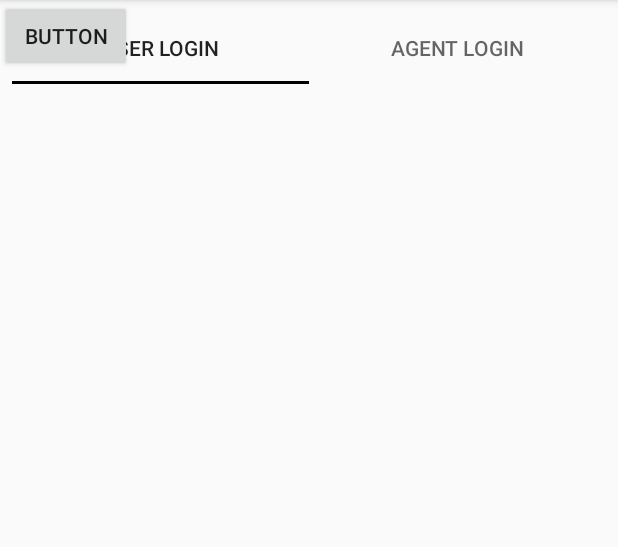
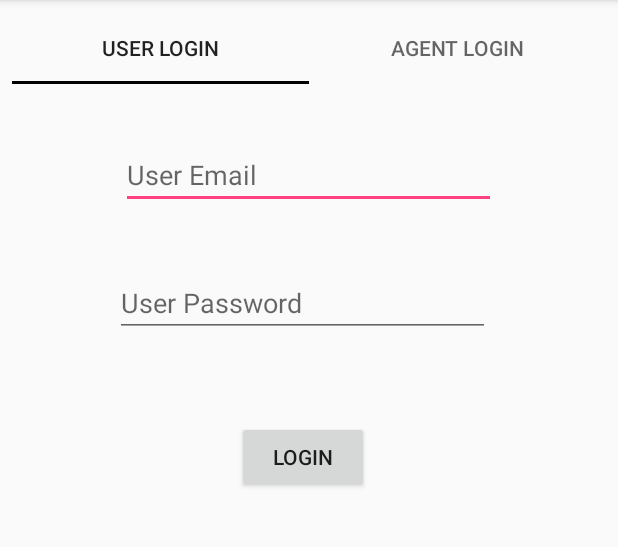
Before and after one commit to Ammy-1402/MinorApp, an Android app: the screen it shows after launch (MainActivity), on a phone screen of 412 x 824 dp, the part 84-631 px from its top. Run offline under Robolectric (Android 15) with nearby library versions, the phone set to English and light mode, and no system bars.

Commit message:
Added TabLayout With Fragments and ViewPager

```diff
--- a/app/build.gradle
+++ b/app/build.gradle
@@ -22,6 +22,7 @@ dependencies {
     implementation fileTree(dir: 'libs', include: ['*.jar'])
     implementation 'com.android.support:appcompat-v7:28.0.0'
     implementation 'com.android.support.constraint:constraint-layout:1.1.3'
+    implementation 'com.android.support:support-v4:28.0.0'
     testImplementation 'junit:junit:4.12'
     androidTestImplementation 'com.android.support.test:runner:1.0.2'
     androidTestImplementation 'com.android.support.test.espresso:espresso-core:3.0.2'
--- a/app/src/main/AndroidManifest.xml
+++ b/app/src/main/AndroidManifest.xml
@@ -1,8 +1,9 @@
 <?xml version="1.0" encoding="utf-8"?>
 <manifest xmlns:android="http://schemas.android.com/apk/res/android"
     package="com.quantumcoders.minorapp">
+    <application
 
-    <application
+
         android:allowBackup="true"
         android:icon="@mipmap/ic_launcher"
         android:label="@string/app_name"
@@ -12,7 +13,6 @@
         <activity android:name=".MainActivity">
             <intent-filter>
                 <action android:name="android.intent.action.MAIN" />
-
                 <category android:name="android.intent.category.LAUNCHER" />
             </intent-filter>
         </activity>
--- a/app/src/main/java/com/quantumcoders/minorapp/MainActivity.java
+++ b/app/src/main/java/com/quantumcoders/minorapp/MainActivity.java
@@ -1,21 +1,57 @@
 package com.quantumcoders.minorapp;
 
-import android.content.DialogInterface;
-import android.support.v7.app.AlertDialog;
+import android.net.Uri;
+import android.support.design.widget.TabLayout;
+import android.support.v4.view.ViewPager;
 import android.support.v7.app.AppCompatActivity;
 import android.os.Bundle;
-import android.widget.Toast;
 
-public class MainActivity extends AppCompatActivity {
+public class MainActivity extends AppCompatActivity implements Tab1.OnFragmentInteractionListener,Tab2.OnFragmentInteractionListener{
+
+    TabLayout tabLayout;
+    ViewPager viewPager;
+    ViewPagerAdapter adapter;
 
     @Override
     protected void onCreate(Bundle savedInstanceState) {
         super.onCreate(savedInstanceState);
         setContentView(R.layout.activity_main);
+        tabLayout = findViewById(R.id.tabLayout);
+
+        viewPager = findViewById(R.id.id_viewPager);
+
+        //System.out.println(" --- No of tabs in tab layout --- "+tabLayout.getTabCount());
+
+        adapter = new ViewPagerAdapter(getSupportFragmentManager(),tabLayout.getTabCount());
+        //Setting adapter to view pager
+        viewPager.setAdapter(adapter);
+        viewPager.setOnPageChangeListener(new TabLayout.TabLayoutOnPageChangeListener(tabLayout));
+        tabLayout.setOnTabSelectedListener(new TabLayout.OnTabSelectedListener() {
+            @Override
+            public void onTabSelected(TabLayout.Tab tab) {
+                viewPager.setCurrentItem(tab.getPosition());
+            }
+
+            @Override
+            public void onTabUnselected(TabLayout.Tab tab) {
+
+            }
+
+            @Override
+            public void onTabReselected(TabLayout.Tab tab) {
+
+            }
+        });
 
     }
 
     @Override
+    public void onFragmentInteraction(Uri uri) {
+
+    }
+
+
+    /*@Override
     protected void onStart() {
         super.onStart();
         Toast.makeText(MainActivity.this,"Starting",Toast.LENGTH_SHORT).show();
@@ -32,5 +68,5 @@ public class MainActivity extends AppCompatActivity {
             }
         }).show();
 
-    }
+    }*/
 }
--- /dev/null
+++ b/app/src/main/java/com/quantumcoders/minorapp/Tab1.java
@@ -0,0 +1,108 @@
+package com.quantumcoders.minorapp;
+
+import android.content.Context;
+import android.net.Uri;
+import android.os.Bundle;
+import android.support.v4.app.Fragment;
+import android.view.LayoutInflater;
+import android.view.View;
+import android.view.ViewGroup;
+
+
+/**
+ * A simple {@link Fragment} subclass.
+ * Activities that contain this fragment must implement the
+ * {@link Tab1.OnFragmentInteractionListener} interface
+ * to handle interaction events.
+ * Use the {@link Tab1#newInstance} factory method to
+ * create an instance of this fragment.
+ */
+public class Tab1 extends Fragment {
+    // TODO: Rename parameter arguments, choose names that match
+    // the fragment initialization parameters, e.g. ARG_ITEM_NUMBER
+    private static final String ARG_PARAM1 = "param1";
+    private static final String ARG_PARAM2 = "param2";
+
+    // TODO: Rename and change types of parameters
+    private String mParam1;
+    private String mParam2;
+
+    private OnFragmentInteractionListener mListener;
+
+    public Tab1() {
+        // Required empty public constructor
+    }
+
+    /**
+     * Use this factory method to create a new instance of
+     * this fragment using the provided parameters.
+     *
+     * @param param1 Parameter 1.
+     * @param param2 Parameter 2.
+     * @return A new instance of fragment Tab1.
+     */
+    // TODO: Rename and change types and number of parameters
+    public static Tab1 newInstance(String param1, String param2) {
+        Tab1 fragment = new Tab1();
+        Bundle args = new Bundle();
+        args.putString(ARG_PARAM1, param1);
+        args.putString(ARG_PARAM2, param2);
+        fragment.setArguments(args);
+        return fragment;
+    }
+
+    @Override
+    public void onCreate(Bundle savedInstanceState) {
+        super.onCreate(savedInstanceState);
+        if (getArguments() != null) {
+            mParam1 = getArguments().getString(ARG_PARAM1);
+            mParam2 = getArguments().getString(ARG_PARAM2);
+        }
+    }
+
+    @Override
+    public View onCreateView(LayoutInflater inflater, ViewGroup container,
+                             Bundle savedInstanceState) {
+        // Inflate the layout for this fragment
+        return inflater.inflate(R.layout.fragment_tab1, container, false);
+    }
+
+    // TODO: Rename method, update argument and hook method into UI event
+    public void onButtonPressed(Uri uri) {
+        if (mListener != null) {
+            mListener.onFragmentInteraction(uri);
+        }
+    }
+
+    @Override
+    public void onAttach(Context context) {
+        super.onAttach(context);
+        if (context instanceof OnFragmentInteractionListener) {
+            mListener = (OnFragmentInteractionListener) context;
+        } else {
+            throw new RuntimeException(context.toString()
+                    + " must implement OnFragmentInteractionListener");
+        }
+    }
+
+    @Override
+    public void onDetach() {
+        super.onDetach();
+        mListener = null;
+    }
+
+    /**
+     * This interface must be implemented by activities that contain this
+     * fragment to allow an interaction in this fragment to be communicated
+     * to the activity and potentially other fragments contained in that
+     * activity.
+     * <p>
+     * See the Android Training lesson <a href=
+     * "http://developer.android.com/training/basics/fragments/communicating.html"
+     * >Communicating with Other Fragments</a> for more information.
+     */
+    public interface OnFragmentInteractionListener {
+        // TODO: Update argument type and name
+        void onFragmentInteraction(Uri uri);
+    }
+}
--- /dev/null
+++ b/app/src/main/java/com/quantumcoders/minorapp/Tab2.java
@@ -0,0 +1,108 @@
+package com.quantumcoders.minorapp;
+
+import android.content.Context;
+import android.net.Uri;
+import android.os.Bundle;
+import android.support.v4.app.Fragment;
+import android.view.LayoutInflater;
+import android.view.View;
+import android.view.ViewGroup;
+
+
+/**
+ * A simple {@link Fragment} subclass.
+ * Activities that contain this fragment must implement the
+ * {@link Tab2.OnFragmentInteractionListener} interface
+ * to handle interaction events.
+ * Use the {@link Tab2#newInstance} factory method to
+ * create an instance of this fragment.
+ */
+public class Tab2 extends Fragment {
+    // TODO: Rename parameter arguments, choose names that match
+    // the fragment initialization parameters, e.g. ARG_ITEM_NUMBER
+    private static final String ARG_PARAM1 = "param1";
+    private static final String ARG_PARAM2 = "param2";
+
+    // TODO: Rename and change types of parameters
+    private String mParam1;
+    private String mParam2;
+
+    private OnFragmentInteractionListener mListener;
+
+    public Tab2() {
+        // Required empty public constructor
+    }
+
+    /**
+     * Use this factory method to create a new instance of
+     * this fragment using the provided parameters.
+     *
+     * @param param1 Parameter 1.
+     * @param param2 Parameter 2.
+     * @return A new instance of fragment Tab2.
+     */
+    // TODO: Rename and change types and number of parameters
+    public static Tab2 newInstance(String param1, String param2) {
+        Tab2 fragment = new Tab2();
+        Bundle args = new Bundle();
+        args.putString(ARG_PARAM1, param1);
+        args.putString(ARG_PARAM2, param2);
+        fragment.setArguments(args);
+        return fragment;
+    }
+
+    @Override
+    public void onCreate(Bundle savedInstanceState) {
+        super.onCreate(savedInstanceState);
+        if (getArguments() != null) {
+            mParam1 = getArguments().getString(ARG_PARAM1);
+            mParam2 = getArguments().getString(ARG_PARAM2);
+        }
+    }
+
+    @Override
+    public View onCreateView(LayoutInflater inflater, ViewGroup container,
+                             Bundle savedInstanceState) {
+        // Inflate the layout for this fragment
+        return inflater.inflate(R.layout.fragment_tab2, container, false);
+    }
+
+    // TODO: Rename method, update argument and hook method into UI event
+    public void onButtonPressed(Uri uri) {
+        if (mListener != null) {
+            mListener.onFragmentInteraction(uri);
+        }
+    }
+
+    @Override
+    public void onAttach(Context context) {
+        super.onAttach(context);
+        if (context instanceof OnFragmentInteractionListener) {
+            mListener = (OnFragmentInteractionListener) context;
+        } else {
+            throw new RuntimeException(context.toString()
+                    + " must implement OnFragmentInteractionListener");
+        }
+    }
+
+    @Override
+    public void onDetach() {
+        super.onDetach();
+        mListener = null;
+    }
+
+    /**
+     * This interface must be implemented by activities that contain this
+     * fragment to allow an interaction in this fragment to be communicated
+     * to the activity and potentially other fragments contained in that
+     * activity.
+     * <p>
+     * See the Android Training lesson <a href=
+     * "http://developer.android.com/training/basics/fragments/communicating.html"
+     * >Communicating with Other Fragments</a> for more information.
+     */
+    public interface OnFragmentInteractionListener {
+        // TODO: Update argument type and name
+        void onFragmentInteraction(Uri uri);
+    }
+}
--- /dev/null
+++ b/app/src/main/java/com/quantumcoders/minorapp/ViewPagerAdapter.java
@@ -0,0 +1,34 @@
+package com.quantumcoders.minorapp;
+
+import android.support.v4.app.Fragment;
+import android.support.v4.app.FragmentManager;
+import android.support.v4.app.FragmentPagerAdapter;
+
+public class ViewPagerAdapter extends FragmentPagerAdapter {
+    int tabCount;
+    public ViewPagerAdapter(FragmentManager fm,int tabCount) {
+        super(fm);
+        this.tabCount = tabCount;
+    }
+
+
+    @Override
+    public Fragment getItem(int position) {
+        switch (position){
+            case 0:
+                Tab1 tab1 = new Tab1();
+                return tab1;
+            case 1:
+                Tab2 tab2 = new Tab2();
+                return tab2;
+            default:
+                tab1 = new Tab1();
+                return tab1;
+        }
+    }
+
+    @Override
+    public int getCount() {
+        return tabCount;
+    }
+}
--- a/app/src/main/res/layout/activity_main.xml
+++ b/app/src/main/res/layout/activity_main.xml
@@ -8,36 +8,46 @@
 
     <android.support.design.widget.TabLayout
         android:id="@+id/tabLayout"
-        android:layout_width="0dp"
+        android:layout_width="match_parent"
         android:layout_height="wrap_content"
         android:layout_marginStart="8dp"
         android:layout_marginTop="8dp"
         android:layout_marginEnd="8dp"
         app:layout_constraintEnd_toEndOf="parent"
-        app:layout_constraintHorizontal_bias="0.0"
         app:layout_constraintStart_toStartOf="parent"
         app:layout_constraintTop_toTopOf="parent"
         app:tabIndicatorColor="@color/colorBlack">
 
         <android.support.design.widget.TabItem
+            android:id="@+id/id_tab1"
             android:layout_width="match_parent"
             android:layout_height="wrap_content"
             android:text="User Login" />
 
         <android.support.design.widget.TabItem
+            android:id="@+id/id_tab2"
             android:layout_width="match_parent"
             android:layout_height="wrap_content"
             android:text="Agent Login" />
 
     </android.support.design.widget.TabLayout>
 
-    <Button
-        android:id="@+id/button2"
+
+    <android.support.v4.view.ViewPager
+        android:id="@+id/id_viewPager"
         android:layout_width="wrap_content"
         android:layout_height="wrap_content"
-        android:text="Button"
-        tools:layout_editor_absoluteX="130dp"
-        tools:layout_editor_absoluteY="302dp" />
+        android:layout_marginStart="8dp"
+        android:layout_marginTop="8dp"
+        android:layout_marginEnd="8dp"
+        android:layout_marginBottom="136dp"
+        app:layout_constraintBottom_toBottomOf="parent"
+        app:layout_constraintEnd_toEndOf="parent"
+        app:layout_constraintStart_toStartOf="parent"
+        app:layout_constraintTop_toBottomOf="@+id/tabLayout"
+        app:layout_constraintVertical_bias="0.0">
+
+    </android.support.v4.view.ViewPager>
 
 
 </android.support.constraint.ConstraintLayout>
--- /dev/null
+++ b/app/src/main/res/layout/fragment_tab1.xml
@@ -0,0 +1,48 @@
+<?xml version="1.0" encoding="utf-8"?>
+<android.support.constraint.ConstraintLayout xmlns:android="http://schemas.android.com/apk/res/android"
+    xmlns:app="http://schemas.android.com/apk/res-auto"
+    xmlns:tools="http://schemas.android.com/tools"
+    android:layout_width="match_parent"
+    android:layout_height="match_parent"
+    tools:context=".Tab1">
+
+    <EditText
+        android:id="@+id/editText3"
+        android:layout_width="250dp"
+        android:layout_height="wrap_content"
+        android:layout_marginStart="8dp"
+        android:layout_marginTop="30dp"
+        android:layout_marginEnd="8dp"
+        android:ems="10"
+        android:hint="User Email"
+        android:inputType="textEmailAddress"
+        app:layout_constraintEnd_toEndOf="parent"
+        app:layout_constraintHorizontal_bias="0.496"
+        app:layout_constraintStart_toStartOf="parent"
+        app:layout_constraintTop_toTopOf="parent" />
+
+
+    <EditText
+        android:id="@+id/editText4"
+        android:layout_width="250dp"
+        android:layout_height="wrap_content"
+        android:layout_marginTop="40dp"
+        android:layout_marginEnd="8dp"
+        android:ems="10"
+        android:hint="User Password"
+        android:inputType="textPassword"
+        app:layout_constraintEnd_toEndOf="@+id/editText3"
+        app:layout_constraintStart_toStartOf="@+id/editText3"
+        app:layout_constraintTop_toBottomOf="@+id/editText3" />
+
+    <Button
+        android:id="@+id/button2"
+        android:layout_width="wrap_content"
+        android:layout_height="wrap_content"
+        android:layout_marginTop="56dp"
+        android:text="Login"
+        app:layout_constraintEnd_toEndOf="@+id/editText4"
+        app:layout_constraintStart_toStartOf="@+id/editText4"
+        app:layout_constraintTop_toBottomOf="@+id/editText4" />
+
+</android.support.constraint.ConstraintLayout>
--- a/app/src/main/res/values/strings.xml
+++ b/app/src/main/res/values/strings.xml
@@ -1,3 +1,6 @@
 <resources>
     <string name="app_name">MinorApp</string>
+
+    <!-- TODO: Remove or change this placeholder text -->
+    <string name="hello_blank_fragment">Hello blank fragment</string>
 </resources>
```
Also changed, not shown: app/src/main/res/layout/fragment_tab2.xml (added, +47 -0 lines).
